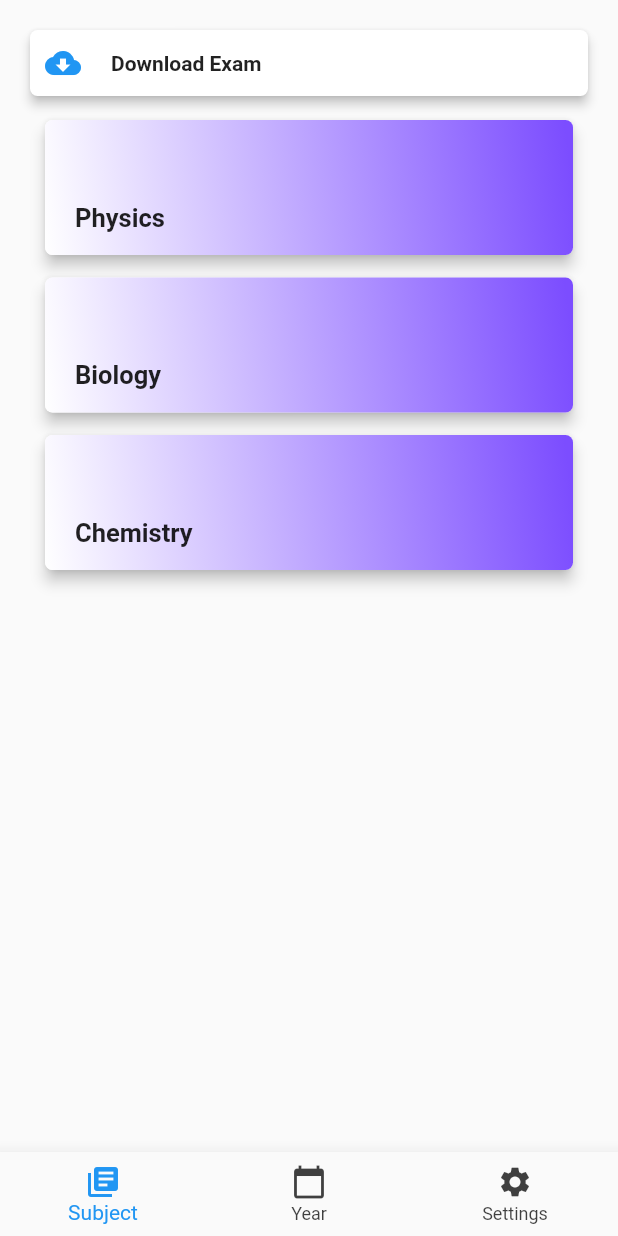
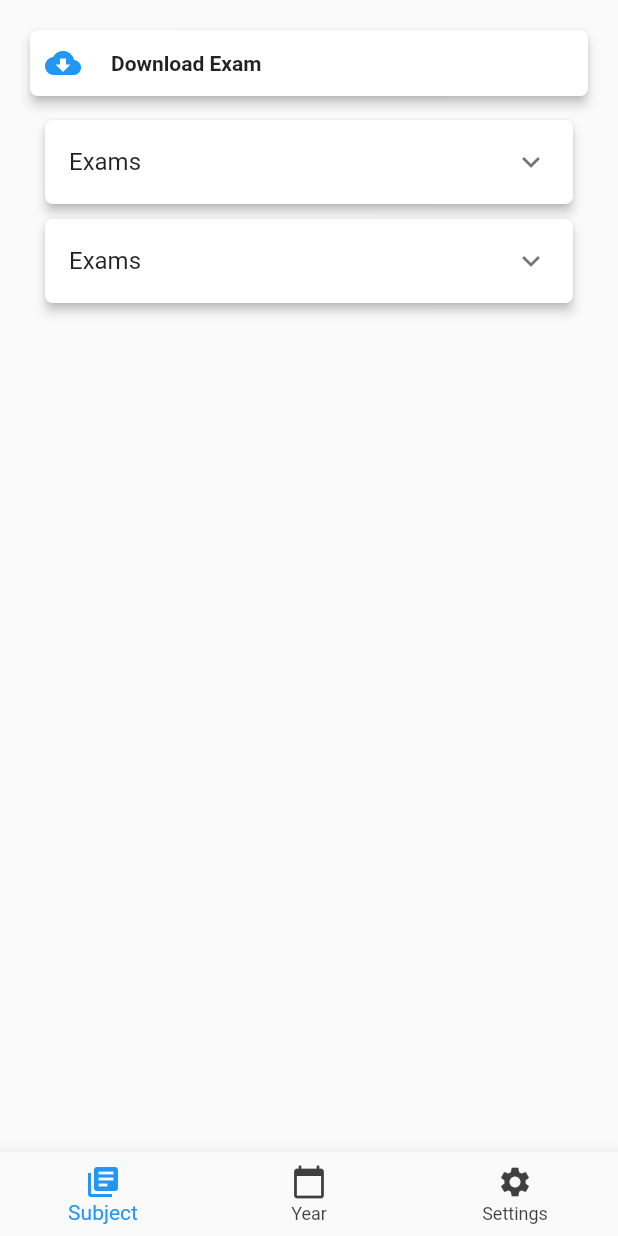
Before and after one commit to NabeelSeid/matriculation, a Flutter app: the screen it shows after launch, on a phone screen of 412 x 824 dp. Run offline on Flutter 3.47's test engine with Material 2 defaults, Android fonts, the phone set to English and light mode, and no system bars.

Commit message:
added yearPage

```diff
--- a/lib/ui/views/home/home_view.dart
+++ b/lib/ui/views/home/home_view.dart
@@ -4,6 +4,7 @@ import 'package:matric/ui/views/home/download_button.dart';
 import 'package:matric/ui/views/home/exam_expansion_tile.dart';
 import 'package:matric/ui/views/home/home_page.dart';
 import 'package:matric/ui/views/home/subject_page.dart';
+import 'package:matric/ui/views/home/year_page.dart';
 import 'package:matric/ui/widgets/subject_button.dart';
 
 class HomeView extends StatefulWidget {
@@ -24,52 +25,7 @@ class _HomeViewState extends State<HomeView> {
           padding: const EdgeInsets.fromLTRB(20, 20, 20, 0),
           child: Stack(
             children: [
-              SubjectPage(),
-              // HomePage(children: [
-              //   ExamExpansionTile(
-              //     title: Text('Exams'),
-              //     children: [
-              //       SubjectButton(
-              //         subject: 'Chemistry',
-              //         year: '2008',
-              //       ),
-              //       SubjectButton(
-              //         subject: 'Chemistry',
-              //         year: '2008',
-              //       ),
-              //       SubjectButton(
-              //         subject: 'Chemistry',
-              //         year: '2008',
-              //       ),
-              //       SubjectButton(
-              //         subject: 'Chemistry',
-              //         year: '2008',
-              //       )
-              //     ],
-              //   ),
-              //   ExamExpansionTile(
-              //       title: Text('Exams'),
-              //       children: [
-              //         SubjectButton(
-              //           subject: 'Chemistry',
-              //           year: '2008',
-              //         ),
-              //         SubjectButton(
-              //           subject: 'Chemistry',
-              //           year: '2008',
-              //         ),
-              //         SubjectButton(
-              //           subject: 'Chemistry',
-              //           year: '2008',
-              //         ),
-              //         SubjectButton(
-              //           subject: 'Chemistry',
-              //           year: '2008',
-              //         )
-              //       ],
-              //     )
-              // ]),
-
+              YearPage(),
               DownloadBarButton(
                 onTab: () {},
               )
--- /dev/null
+++ b/lib/ui/views/home/year_page.dart
@@ -0,0 +1,59 @@
+import 'package:flutter/material.dart';
+import 'package:matric/ui/views/home/exam_expansion_tile.dart';
+import 'package:matric/ui/views/home/home_page.dart';
+import 'package:matric/ui/widgets/subject_button.dart';
+
+class YearPage extends StatelessWidget {
+  const YearPage({Key key}) : super(key: key);
+
+  @override
+  Widget build(BuildContext context) {
+    return HomePage(
+      paddingBottom: 10.0,
+      children: [
+        ExamExpansionTile(
+          title: Text('Exams'),
+          children: [
+            SubjectButton(
+              subject: 'Chemistry',
+              year: '2008',
+            ),
+            SubjectButton(
+              subject: 'Chemistry',
+              year: '2008',
+            ),
+            SubjectButton(
+              subject: 'Chemistry',
+              year: '2008',
+            ),
+            SubjectButton(
+              subject: 'Chemistry',
+              year: '2008',
+            )
+          ],
+        ),
+        ExamExpansionTile(
+          title: Text('Exams'),
+          children: [
+            SubjectButton(
+              subject: 'Chemistry',
+              year: '2008',
+            ),
+            SubjectButton(
+              subject: 'Chemistry',
+              year: '2008',
+            ),
+            SubjectButton(
+              subject: 'Chemistry',
+              year: '2008',
+            ),
+            SubjectButton(
+              subject: 'Chemistry',
+              year: '2008',
+            )
+          ],
+        )
+      ],
+    );
+  }
+}
```
